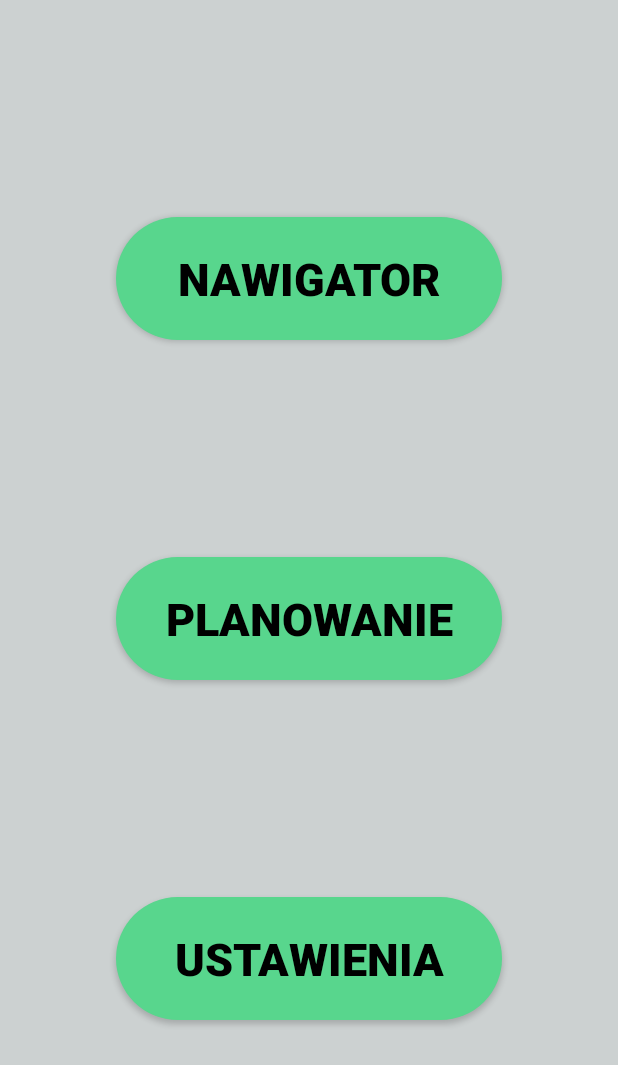
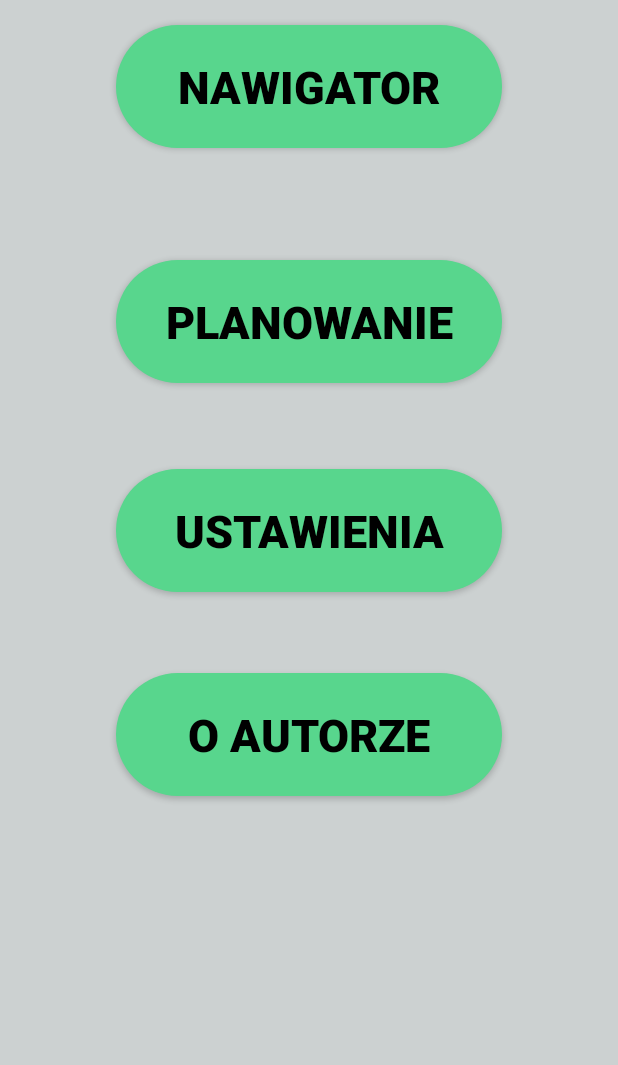
Before and after one commit to Szeryfo/SenNavigator, an Android app: the screen it shows after launch (MainActivity), on a phone screen of 412 x 824 dp. Shown: the top 1065 px of the screen. Run offline under Robolectric (Android 15) with nearby library versions, the phone set to English and light mode, and no system bars.

Commit message:
Dodano button "o autorze"

```diff
--- a/app/src/main/res/layout/activity_main.xml
+++ b/app/src/main/res/layout/activity_main.xml
@@ -23,6 +23,7 @@
         app:layout_constraintEnd_toEndOf="parent"
         app:layout_constraintStart_toStartOf="parent"
         app:layout_constraintTop_toTopOf="parent"
+        app:layout_constraintVertical_bias="0.18"
         tools:ignore="MissingConstraints" />
 
     <Button
@@ -42,6 +43,7 @@
         app:layout_constraintEnd_toEndOf="parent"
         app:layout_constraintStart_toStartOf="parent"
         app:layout_constraintTop_toTopOf="parent"
+        app:layout_constraintVertical_bias="0.234"
         tools:ignore="MissingConstraints" />
 
     <Button
@@ -61,6 +63,27 @@
         app:layout_constraintEnd_toEndOf="parent"
         app:layout_constraintStart_toStartOf="parent"
         app:layout_constraintTop_toBottomOf="@+id/btnPlanowanie"
+        app:layout_constraintVertical_bias="0.118"
+        tools:ignore="MissingConstraints" />
+
+    <Button
+        android:id="@+id/btnAutor"
+        android:layout_width="257dp"
+        android:layout_height="82dp"
+        android:layout_marginStart="77dp"
+        android:layout_marginLeft="77dp"
+        android:layout_marginEnd="77dp"
+        android:layout_marginRight="77dp"
+        android:background="@drawable/custom_button"
+        android:text="o autorze"
+        android:textColor="@color/black"
+        android:textSize="30sp"
+        android:textStyle="bold"
+        app:layout_constraintBottom_toBottomOf="parent"
+        app:layout_constraintEnd_toEndOf="parent"
+        app:layout_constraintStart_toStartOf="parent"
+        app:layout_constraintTop_toBottomOf="@+id/btnSettings"
+        app:layout_constraintVertical_bias="0.155"
         tools:ignore="MissingConstraints" />
 
 
```
